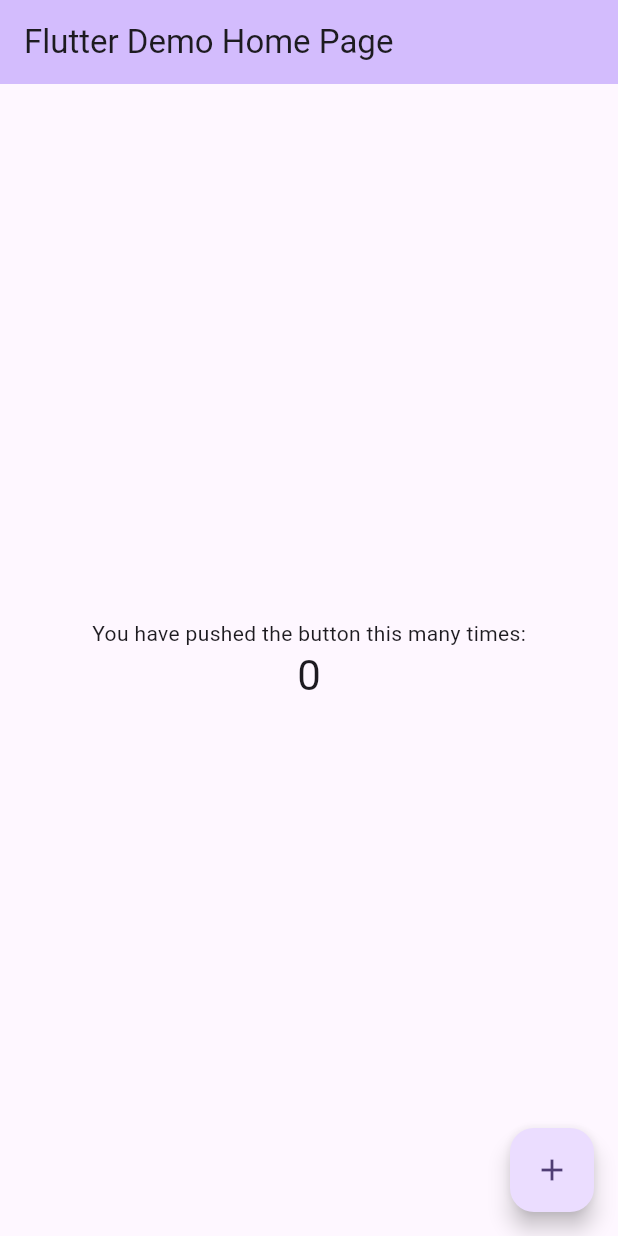
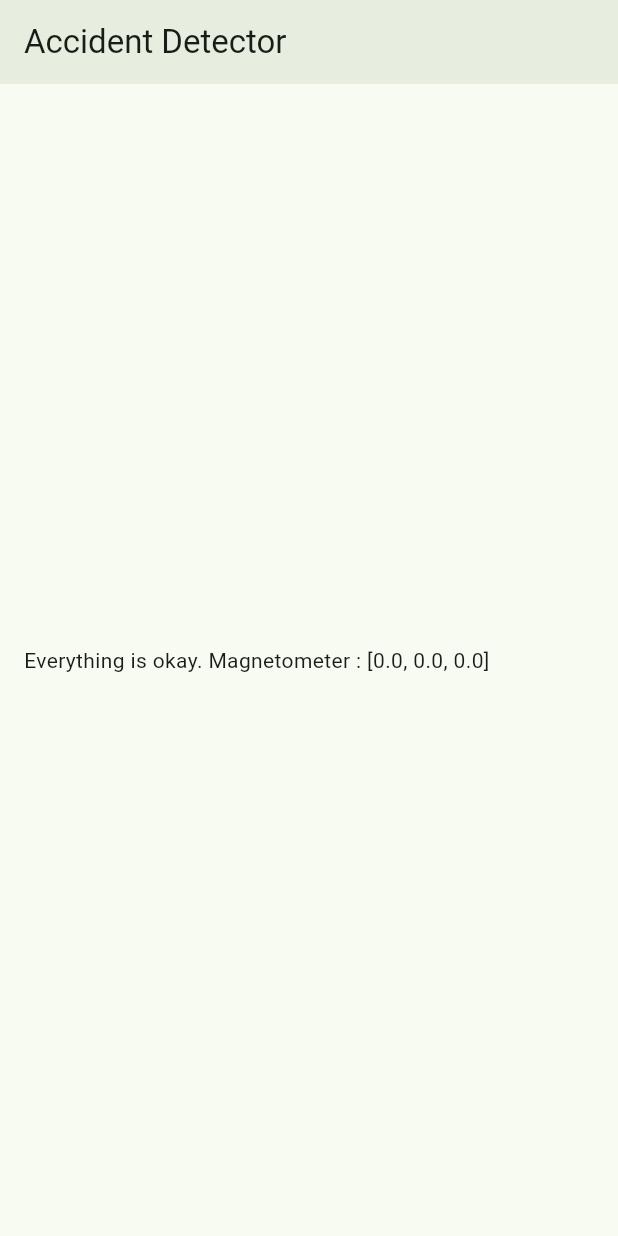
Before and after one commit to NML124/accident_detector, a Flutter app: the screen it shows after launch, on a phone screen of 412 x 824 dp. Run offline on Flutter 3.47's test engine with Material 2 defaults, Android fonts, the phone set to English and light mode, and no system bars; our stand-ins replace flutter_tts, sensors_plus.

Commit message:
Add sensor acceleration

```diff
--- a/lib/main.dart
+++ b/lib/main.dart
@@ -1,125 +1,143 @@
+import 'dart:async';
+import 'dart:math';
 import 'package:flutter/material.dart';
 
+import 'package:sensors_plus/sensors_plus.dart';
+import 'package:flutter_tts/flutter_tts.dart';
+
 void main() {
+  WidgetsFlutterBinding.ensureInitialized();
   runApp(const MyApp());
 }
 
 class MyApp extends StatelessWidget {
-  const MyApp({super.key});
+  const MyApp({Key? key}) : super(key: key);
 
-  // This widget is the root of your application.
   @override
   Widget build(BuildContext context) {
     return MaterialApp(
-      title: 'Flutter Demo',
+      title: 'Accident Detector',
       theme: ThemeData(
-        // This is the theme of your application.
-        //
-        // TRY THIS: Try running your application with "flutter run". You'll see
-        // the application has a blue toolbar. Then, without quitting the app,
-        // try changing the seedColor in the colorScheme below to Colors.green
-        // and then invoke "hot reload" (save your changes or press the "hot
-        // reload" button in a Flutter-supported IDE, or press "r" if you used
-        // the command line to start the app).
-        //
-        // Notice that the counter didn't reset back to zero; the application
-        // state is not lost during the reload. To reset the state, use hot
-        // restart instead.
-        //
-        // This works for code too, not just values: Most code changes can be
-        // tested with just a hot reload.
-        colorScheme: ColorScheme.fromSeed(seedColor: Colors.deepPurple),
         useMaterial3: true,
+        colorSchemeSeed: Color.fromARGB(159, 19, 175, 22),
       ),
-      home: const MyHomePage(title: 'Flutter Demo Home Page'),
+      home: const MyHomePage(title: 'Accident Detector'),
     );
   }
 }
 
 class MyHomePage extends StatefulWidget {
-  const MyHomePage({super.key, required this.title});
+  const MyHomePage({Key? key, this.title}) : super(key: key);
 
-  // This widget is the home page of your application. It is stateful, meaning
-  // that it has a State object (defined below) that contains fields that affect
-  // how it looks.
-
-  // This class is the configuration for the state. It holds the values (in this
-  // case the title) provided by the parent (in this case the App widget) and
-  // used by the build method of the State. Fields in a Widget subclass are
-  // always marked "final".
-
-  final String title;
+  final String? title;
 
   @override
   State<MyHomePage> createState() => _MyHomePageState();
 }
 
 class _MyHomePageState extends State<MyHomePage> {
-  int _counter = 0;
+  List<double>? _accelerometerValues = [0, 0, 0];
+  double dangerousValueAccelerometer = 300;
+  final _streamSubscriptions = <StreamSubscription<dynamic>>[];
 
-  void _incrementCounter() {
-    setState(() {
-      // This call to setState tells the Flutter framework that something has
-      // changed in this State, which causes it to rerun the build method below
-      // so that the display can reflect the updated values. If we changed
-      // _counter without calling setState(), then the build method would not be
-      // called again, and so nothing would appear to happen.
-      _counter++;
-    });
+  bool crash = false;
+  bool answered = false;
+
+  late FlutterTts flutterTts;
+  final String _messageAlerte = "Are you okay ? Is there a crash ?";
+
+  bool isCrashed(userAccelerometer) {
+    return userAccelerometer != null
+        ? sqrt((pow(userAccelerometer[0], 2) +
+                pow(userAccelerometer[1], 2) +
+                pow(userAccelerometer[2], 2))) >=
+            dangerousValueAccelerometer
+        : false;
   }
 
   @override
   Widget build(BuildContext context) {
-    // This method is rerun every time setState is called, for instance as done
-    // by the _incrementCounter method above.
-    //
-    // The Flutter framework has been optimized to make rerunning build methods
-    // fast, so that you can just rebuild anything that needs updating rather
-    // than having to individually change instances of widgets.
+    final accelerometer = _accelerometerValues;
+
+    print("Accelerometer : ${isCrashed(accelerometer)}");
+    print("Value 300 : ${isCrashed([302, 0, 0])}");
     return Scaffold(
       appBar: AppBar(
-        // TRY THIS: Try changing the color here to a specific color (to
-        // Colors.amber, perhaps?) and trigger a hot reload to see the AppBar
-        // change color while the other colors stay the same.
-        backgroundColor: Theme.of(context).colorScheme.inversePrimary,
-        // Here we take the value from the MyHomePage object that was created by
-        // the App.build method, and use it to set our appbar title.
-        title: Text(widget.title),
+        title: const Text('Accident Detector'),
+        elevation: 4,
       ),
-      body: Center(
-        // Center is a layout widget. It takes a single child and positions it
-        // in the middle of the parent.
-        child: Column(
-          // Column is also a layout widget. It takes a list of children and
-          // arranges them vertically. By default, it sizes itself to fit its
-          // children horizontally, and tries to be as tall as its parent.
-          //
-          // Column has various properties to control how it sizes itself and
-          // how it positions its children. Here we use mainAxisAlignment to
-          // center the children vertically; the main axis here is the vertical
-          // axis because Columns are vertical (the cross axis would be
-          // horizontal).
-          //
-          // TRY THIS: Invoke "debug painting" (choose the "Toggle Debug Paint"
-          // action in the IDE, or press "p" in the console), to see the
-          // wireframe for each widget.
-          mainAxisAlignment: MainAxisAlignment.center,
-          children: <Widget>[
-            const Text(
-              'You have pushed the button this many times:',
+      body: Column(
+        mainAxisAlignment: MainAxisAlignment.spaceEvenly,
+        children: <Widget>[
+          Padding(
+            padding: const EdgeInsets.all(16.0),
+            child: Row(
+              mainAxisAlignment: MainAxisAlignment.spaceBetween,
+              children: <Widget>[
+                crash
+                    ? Text("There is a crash")
+                    : Text("Everything is okay. Magnetometer : $accelerometer")
+              ],
             ),
-            Text(
-              '$_counter',
-              style: Theme.of(context).textTheme.headlineMedium,
-            ),
-          ],
-        ),
+          ),
+        ],
       ),
-      floatingActionButton: FloatingActionButton(
-        onPressed: _incrementCounter,
-        tooltip: 'Increment',
-        child: const Icon(Icons.add),
-      ), // This trailing comma makes auto-formatting nicer for build methods.
     );
   }
+
+  @override
+  void dispose() {
+    super.dispose();
+    for (final subscription in _streamSubscriptions) {
+      subscription.cancel();
+    }
+    flutterTts.stop();
+  }
+
+  @override
+  void initState() {
+    super.initState();
+    _streamSubscriptions.add(
+      accelerometerEvents.listen(
+        (AccelerometerEvent event) {
+          setState(() {
+            _accelerometerValues = <double>[event.x, event.y, event.z];
+            crash = isCrashed([dangerousValueAccelerometer, 0, 0]);
+          });
+        },
+        onError: (e) {
+          showDialog(
+              context: context,
+              builder: (context) {
+                return const AlertDialog(
+                  title: Text("Sensor Not Found"),
+                  content: Text(
+                      "It seems that your device doesn't support Gyroscope Sensor"),
+                );
+              });
+        },
+        cancelOnError: true,
+      ),
+    );
+  }
+
+  void initTextToSpeech() {
+    flutterTts = FlutterTts();
+  }
+
+  Future _speak() async {
+    await flutterTts.setVolume(1.0);
+    await flutterTts.setSpeechRate(0.5);
+    await flutterTts.setPitch(1.0);
+
+    if (_messageAlerte != null) {
+      if (_messageAlerte!.isNotEmpty) {
+        await flutterTts.speak(_messageAlerte!);
+      }
+    }
+  }
+
+  Future _stop() async {
+    var result = await flutterTts.stop();
+  }
 }
--- a/pubspec.yaml
+++ b/pubspec.yaml
@@ -35,6 +35,8 @@ dependencies:
   # The following adds the Cupertino Icons font to your application.
   # Use with the CupertinoIcons class for iOS style icons.
   cupertino_icons: ^1.0.2
+  sensors_plus: ^3.0.2
+  flutter_tts: ^3.7.0
 
 dev_dependencies:
   flutter_test:
```
Also changed, not shown: lib/accidentDetector.dart (added, +63 -0 lines), pubspec.lock, 4 other files.
